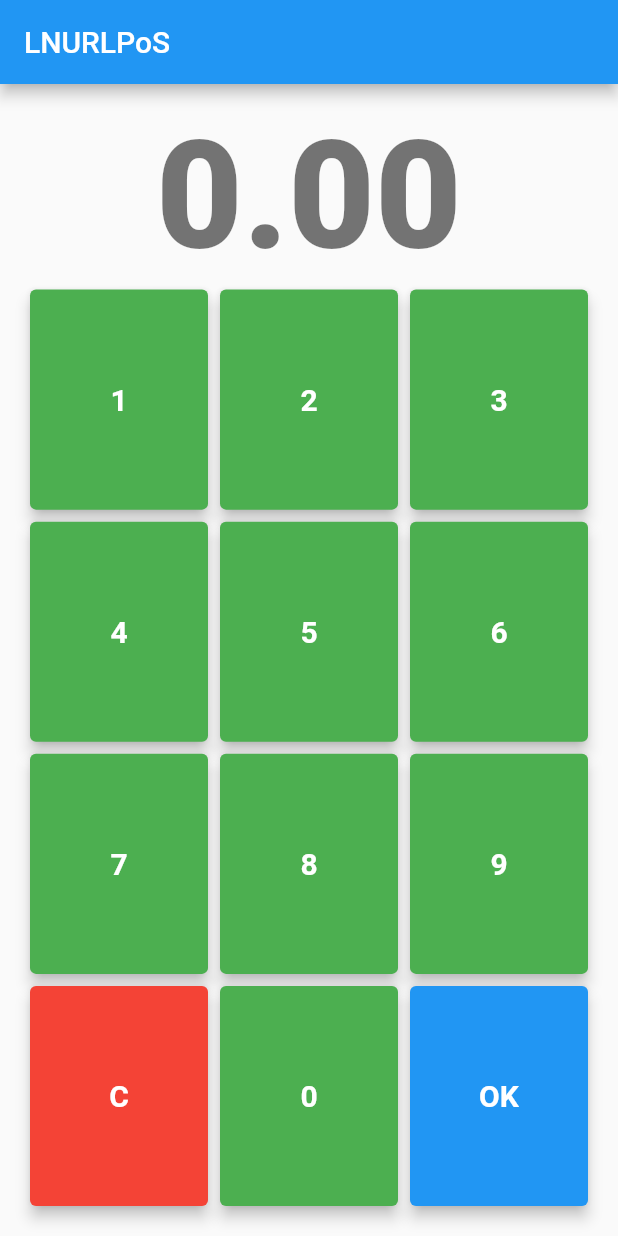
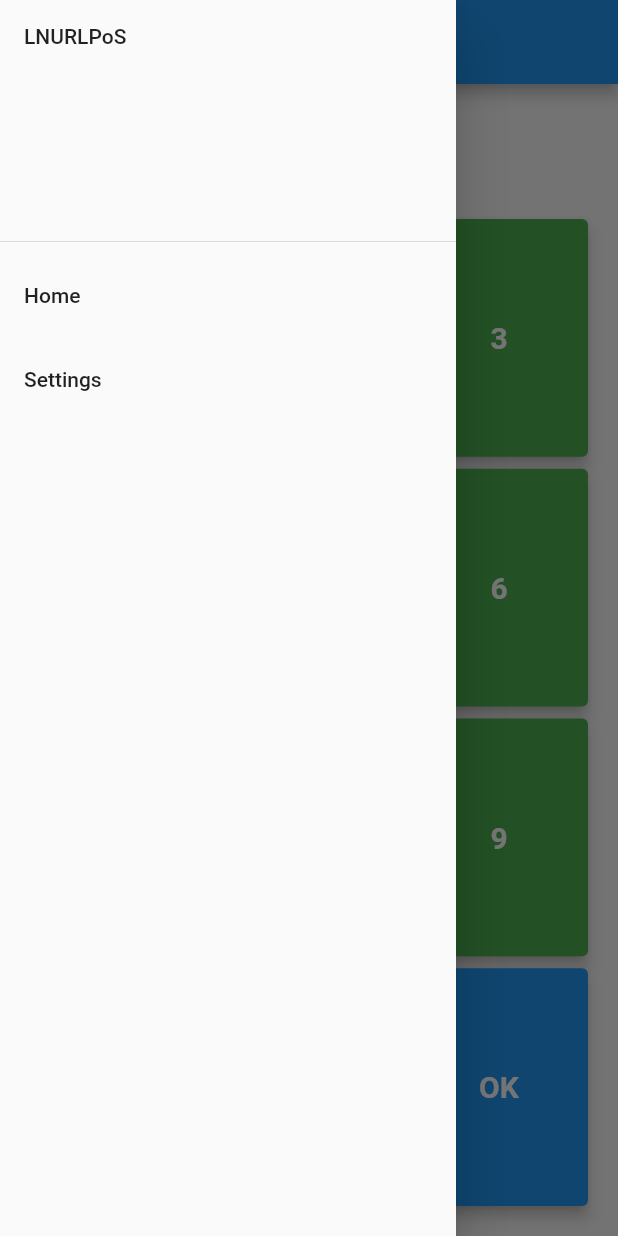
Before and after one commit to fiatjaf/lnurlpos-app, a Flutter app: the screen it shows after launch, with the side drawer open (before the commit the screen has no drawer), on a phone screen of 412 x 824 dp. Run offline on Flutter 3.47's test engine with Material 2 defaults, Android fonts, the phone set to English and light mode, and no system bars; our stand-ins replace bloc, flutter_bloc, qr_flutter; Roboto replaces fonts that are missing (Georgia, Hind).

Commit message:
qr code + refactor so AmountCubit is accessible on QRView.

```diff
--- a/lib/amount/amount.dart
+++ /dev/null
@@ -1,2 +0,0 @@
-export 'cubit/amount_cubit.dart';
-export 'view/amount_page.dart';
--- a/lib/amount/view/amount_page.dart
+++ /dev/null
@@ -1,17 +0,0 @@
-import 'package:flutter/material.dart';
-import 'package:flutter_bloc/flutter_bloc.dart';
-
-import '../amount.dart';
-import 'amount_view.dart';
-
-class AmountPage extends StatelessWidget {
-  const AmountPage({Key? key}) : super(key: key);
-
-  @override
-  Widget build(BuildContext context) {
-    return BlocProvider(
-      create: (_) => AmountCubit(),
-      child: AmountView(),
-    );
-  }
-}
--- a/lib/app.dart
+++ /dev/null
@@ -1,7 +0,0 @@
-import 'package:flutter/material.dart';
-
-import 'amount/amount.dart';
-
-class AmountApp extends MaterialApp {
-  const AmountApp({Key? key}): super(key: key, home: const AmountPage());
-}
--- /dev/null
+++ b/lib/components/scaffold.dart
@@ -0,0 +1,42 @@
+import 'package:flutter/material.dart';
+
+class LNURLPoSScaffold extends StatelessWidget {
+  LNURLPoSScaffold({
+    required this.body,
+  });
+
+  final Widget body;
+
+  @override
+  Widget build(BuildContext context) {
+    return Scaffold(
+      appBar: AppBar(title: Text('LNURLPoS')),
+      drawer: Drawer(
+        child: ListView(
+          padding: EdgeInsets.zero,
+          children: <Widget>[
+            DrawerHeader(
+              child: Text(
+                'LNURLPoS',
+              ),
+            ),
+            ListTile(
+              title: Text('Home'),
+              onTap: () {
+                print("navigator pop");
+                Navigator.of(context).pop();
+              },
+            ),
+            ListTile(
+              title: Text('Settings'),
+              onTap: () {
+                Navigator.of(context).pop();
+              },
+            ),
+          ],
+        ),
+      ),
+      body: this.body,
+    );
+  }
+}
--- a/lib/main.dart
+++ b/lib/main.dart
@@ -1,12 +1,69 @@
 import 'package:bloc/bloc.dart';
+import 'package:flutter_bloc/flutter_bloc.dart';
+import 'package:flutter/material.dart';
 import 'package:flutter/widgets.dart';
 
-import 'app.dart';
 import 'observer.dart';
+import 'views/amount.dart';
+import 'views/qr.dart';
+import 'cubits/amount.dart';
 
 void main() {
   BlocOverrides.runZoned(
-    () => runApp(const AmountApp()),
+    () => runApp(
+      MaterialApp(
+        title: 'LNURLPoS',
+        theme: ThemeData(
+          brightness: Brightness.light,
+          primaryColor: Colors.red,
+          fontFamily: 'Georgia',
+          textTheme: const TextTheme(
+            headline1: TextStyle(fontSize: 72.0, fontWeight: FontWeight.bold),
+            headline6: TextStyle(fontSize: 36.0, fontFamily: 'Hind'),
+            bodyText2: TextStyle(fontSize: 14.0, fontFamily: 'Hind'),
+          ),
+        ),
+        home: MainPage(),
+      ),
+    ),
     blocObserver: AmountObserver(),
   );
 }
+
+class MainPage extends StatelessWidget {
+  const MainPage({Key? key}) : super(key: key);
+
+  @override
+  Widget build(BuildContext context) {
+    return BlocProvider(
+      create: (_) => AmountCubit(),
+      child: Navigator(
+        initialRoute: '/',
+        observers: [
+          NavigatorObserver(),
+        ],
+        onGenerateRoute: (RouteSettings settings) {
+          late Widget page;
+          switch (settings.name) {
+            case '/':
+              page = AmountView();
+              break;
+            case '/qr':
+              page = QRView();
+              break;
+            // case '/settings':
+            //   page = SettingsView();
+            //   break;
+          }
+
+          return MaterialPageRoute<dynamic>(
+            builder: (context) {
+              return page;
+            },
+            settings: settings,
+          );
+        },
+      ),
+    );
+  }
+}
--- a/lib/amount/view/amount_view.dart
+++ b/lib/views/amount.dart
@@ -1,15 +1,15 @@
 import 'package:flutter/material.dart';
 import 'package:flutter_bloc/flutter_bloc.dart';
 
-import '../amount.dart';
+import '../cubits/amount.dart';
+import '../components/scaffold.dart';
 
 class AmountView extends StatelessWidget {
   @override
   Widget build(BuildContext context) {
     final textTheme = Theme.of(context).textTheme;
 
-    return Scaffold(
-      appBar: AppBar(title: const Text('LNURLPoS')),
+    return LNURLPoSScaffold(
       body: Padding(
         padding: EdgeInsets.all(16),
         child: Column(
@@ -127,7 +127,7 @@ class AmountView extends StatelessWidget {
                         content: "OK",
                         color: Colors.blue,
                         onPressed: () {
-                          print("pressed OK");
+                          Navigator.of(context).pushNamed('/qr');
                         },
                       ),
                     ],
```
Also changed, not shown: lib/observer.dart (+13 -0 lines), lib/views/qr.dart (added, +38 -0 lines), lib/cubits/amount.dart (renamed from lib/amount/cubit/amount_cubit.dart).
